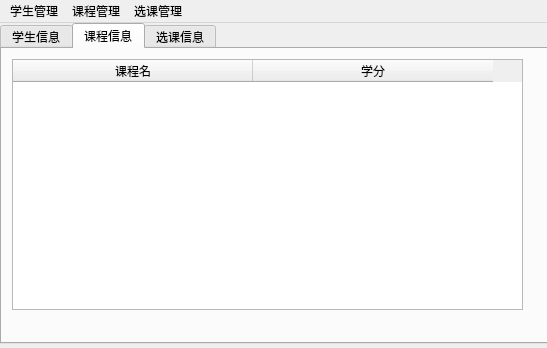
Before: the Qt Designer form mainwindow.ui in triumphalLiu/Student_Infomation_Management_System, drawn with Qt 5.
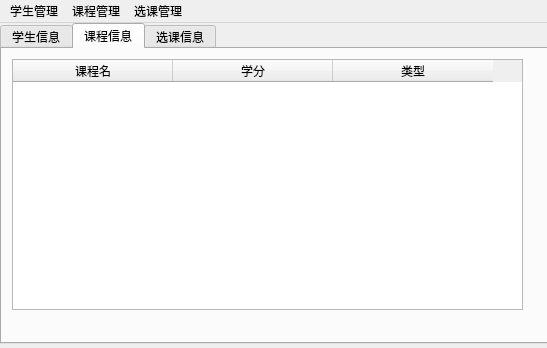
After: the same form once the commit is applied. The open tabs and pages were chosen to show the change.

Patch:
```diff
--- a/mainwindow.ui
+++ b/mainwindow.ui
@@ -95,7 +95,7 @@
        <bool>true</bool>
       </property>
       <attribute name="horizontalHeaderDefaultSectionSize">
-       <number>240</number>
+       <number>160</number>
       </attribute>
       <column>
        <property name="text">
@@ -107,6 +107,11 @@
         <string>学分</string>
        </property>
       </column>
+      <column>
+       <property name="text">
+        <string>类型</string>
+       </property>
+      </column>
      </widget>
     </widget>
     <widget class="QWidget" name="tab_3">
```
Left out of the diff: 27 changed lines with no effect on the pictures.
